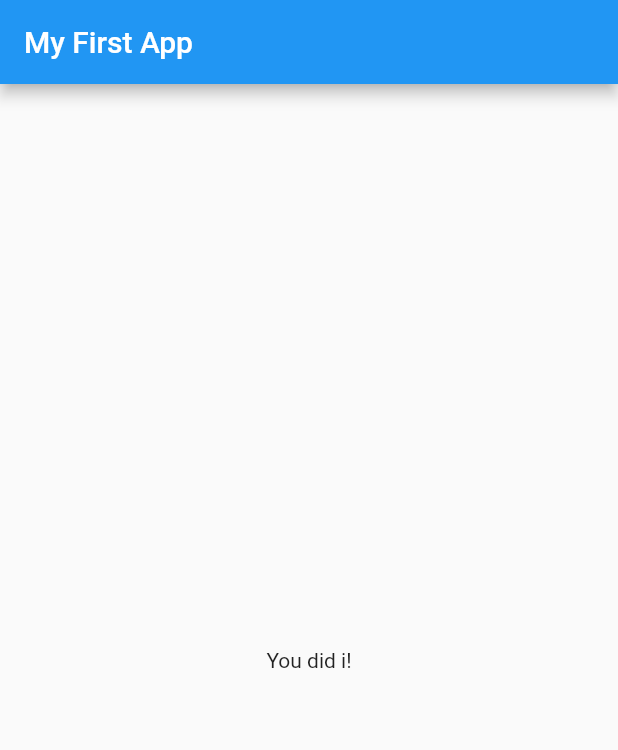
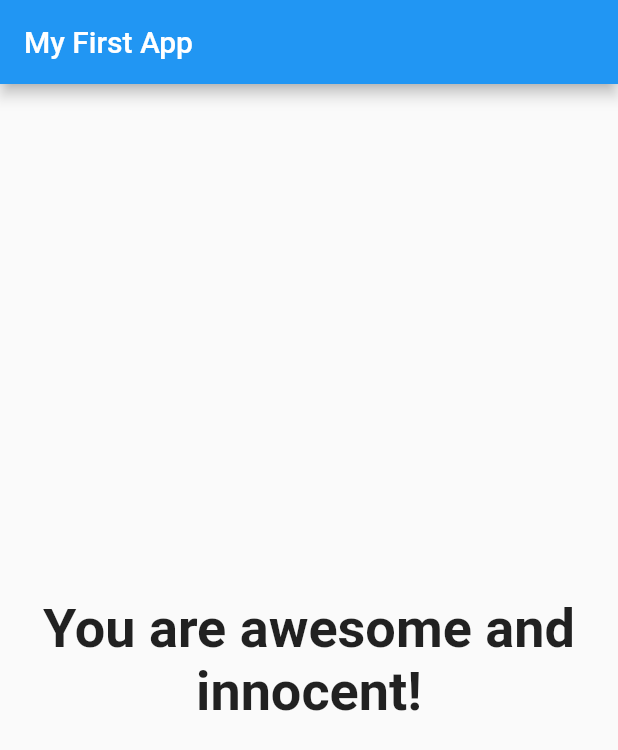
Before and after one commit to giriArun/flutter_test_1, a Flutter app: the screen it shows after launch, after a tap on "Black", after a tap on "Snake", after a tap on "Max1", on a phone screen of 412 x 824 dp. Shown: the top 750 px of the screen. Run offline on Flutter 3.47's test engine with Material 2 defaults, Android fonts, the phone set to English and light mode, and no system bars.

```diff
--- a/lib/main.dart
+++ b/lib/main.dart
@@ -38,6 +38,7 @@ class _MyAppState extends State<MyApp> {
   ];
 
   var _questionIndex = 0;
+  var _totalScore = 0;
 
   void _answerQuestion() {
     setState(() {
@@ -68,7 +69,7 @@ class _MyAppState extends State<MyApp> {
                 questions: _questions,
                 questionIndex: _questionIndex,
               )
-            : Result(),
+            : Result(_totalScore),
       ),
     );
   }
--- a/lib/result.dart
+++ b/lib/result.dart
@@ -2,11 +2,32 @@ import 'package:flutter/material.dart';
 
 class Result extends StatelessWidget {
   //const Result({Key? key}) : super(key: key);
+  final int resultScore;
+
+  Result(this.resultScore);
+
+  String get resultPhrase {
+    String resultText;
+    if (resultScore <= 8) {
+      resultText = 'You are awesome and innocent!';
+    } else if (resultScore <= 12) {
+      resultText = 'Pretty likeable!';
+    } else if (resultScore <= 16) {
+      resultText = 'You are ... strange?!';
+    } else {
+      resultText = 'You are so bad!';
+    }
+    return resultText;
+  }
 
   @override
   Widget build(BuildContext context) {
     return Center(
-      child: Text('You did i!'),
+      child: Text(
+        resultPhrase,
+        style: TextStyle(fontSize: 36, fontWeight: FontWeight.bold),
+        textAlign: TextAlign.center,
+      ),
     );
   }
 }
```
